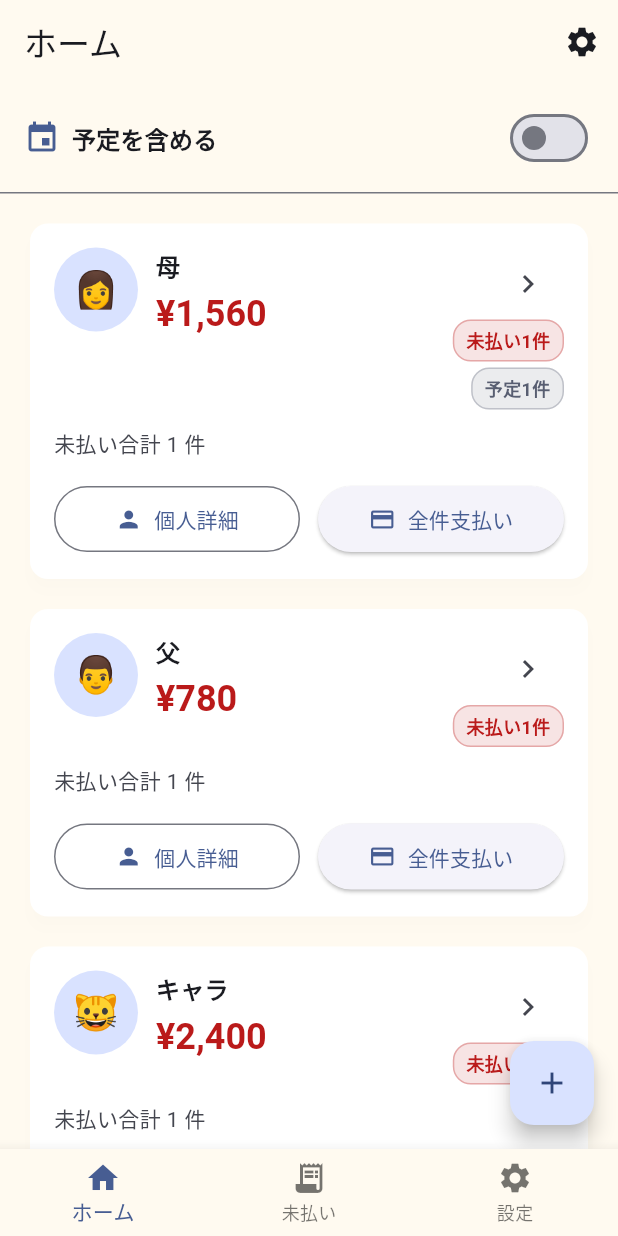
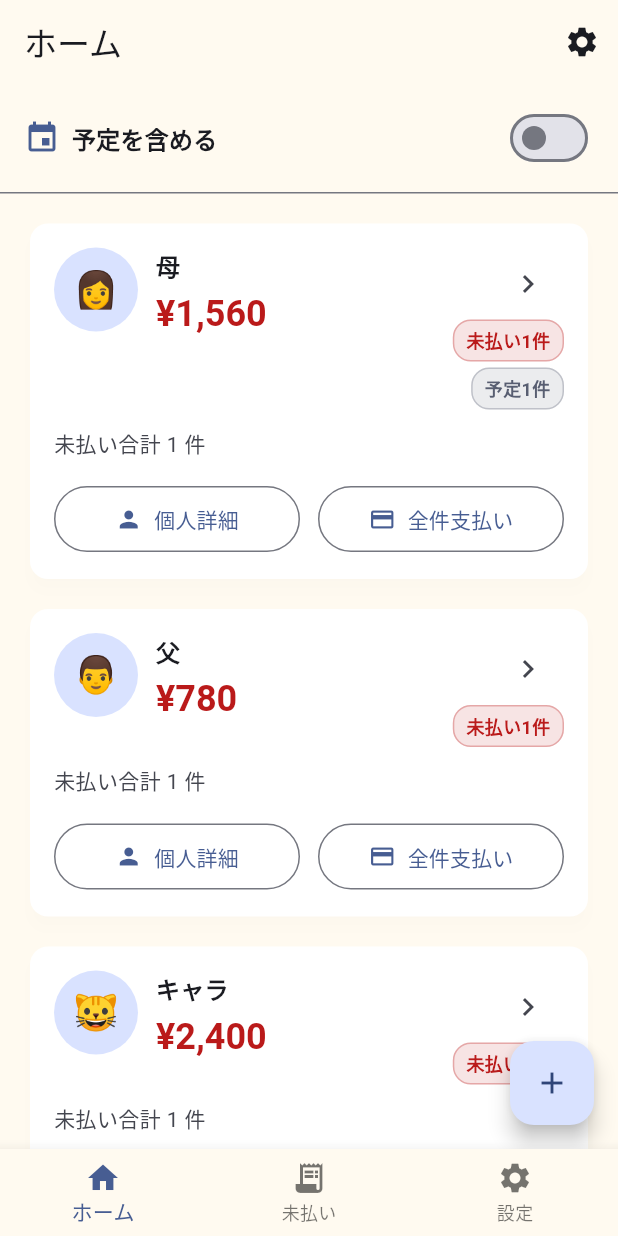
Before and after one commit to N-plus/PaymentCalendar, a Flutter app: the screen it shows after launch, on a phone screen of 412 x 824 dp. Run offline on Flutter 3.47's test engine with Material 3 defaults, Android fonts, the phone set to English and light mode, and no system bars; our stand-ins replace flutter_local_notifications, flutter_riverpod, image_picker, timezone.

Commit message:
Adjust pay all button styling

```diff
--- a/lib/screens/home/home_screen.dart
+++ b/lib/screens/home/home_screen.dart
@@ -260,13 +260,13 @@ class _PersonSummaryTile extends ConsumerWidget {
                 ),
                 const SizedBox(width: 12),
                 Expanded(
-                  child: ElevatedButton.icon(
+                  child: OutlinedButton.icon(
                     onPressed: hasPayTargets
                         ? () => _onPayAllPressed(context, ref)
                         : null,
                     icon: const Icon(Icons.payment, size: 18),
                     label: const Text('全件支払い'),
-                    style: ElevatedButton.styleFrom(
+                    style: OutlinedButton.styleFrom(
                       padding: const EdgeInsets.symmetric(vertical: 12),
                     ),
                   ),
```
